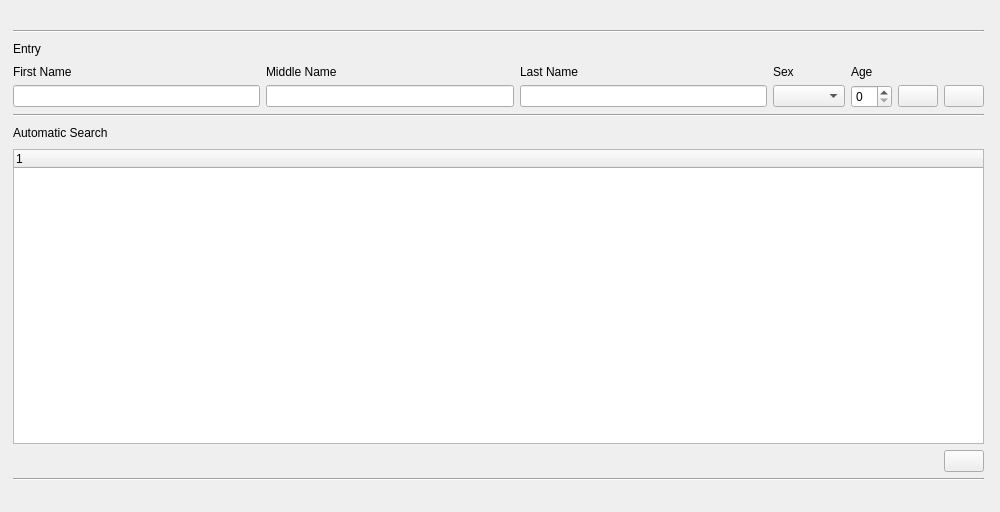
This is entry.ui in asingh-divinisoft/Database-GUI-app as Qt 5 draws it before an edit. The edited form follows.
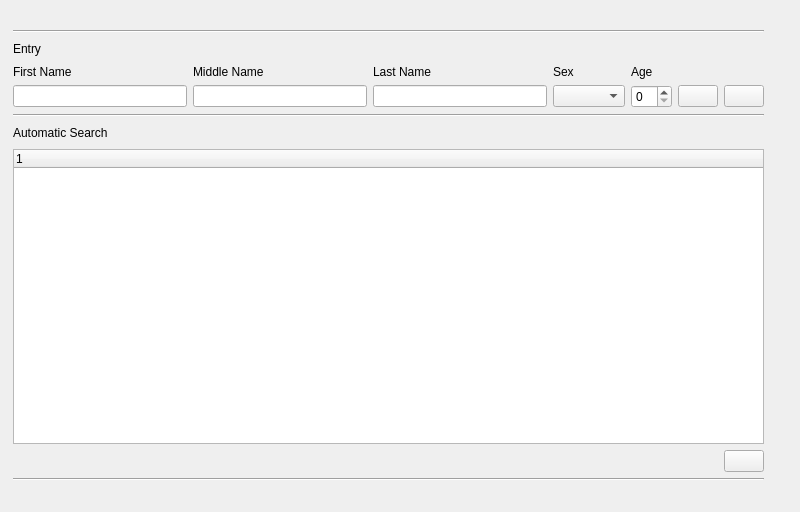
This is the edited form. Icons and pictures are not drawn.

Commit message: Cleaned the code. Completed waiting queue panel.

```diff
--- a/entry.ui
+++ b/entry.ui
@@ -6,7 +6,7 @@
    <rect>
     <x>0</x>
     <y>0</y>
-    <width>1000</width>
+    <width>800</width>
     <height>512</height>
    </rect>
   </property>
@@ -18,7 +18,7 @@
   </property>
   <property name="minimumSize">
    <size>
-    <width>1000</width>
+    <width>800</width>
     <height>512</height>
    </size>
   </property>
@@ -33,7 +33,7 @@
     <rect>
      <x>13</x>
      <y>30</y>
-     <width>971</width>
+     <width>751</width>
      <height>451</height>
     </rect>
    </property>
```
The commit also changes 7 other files.
